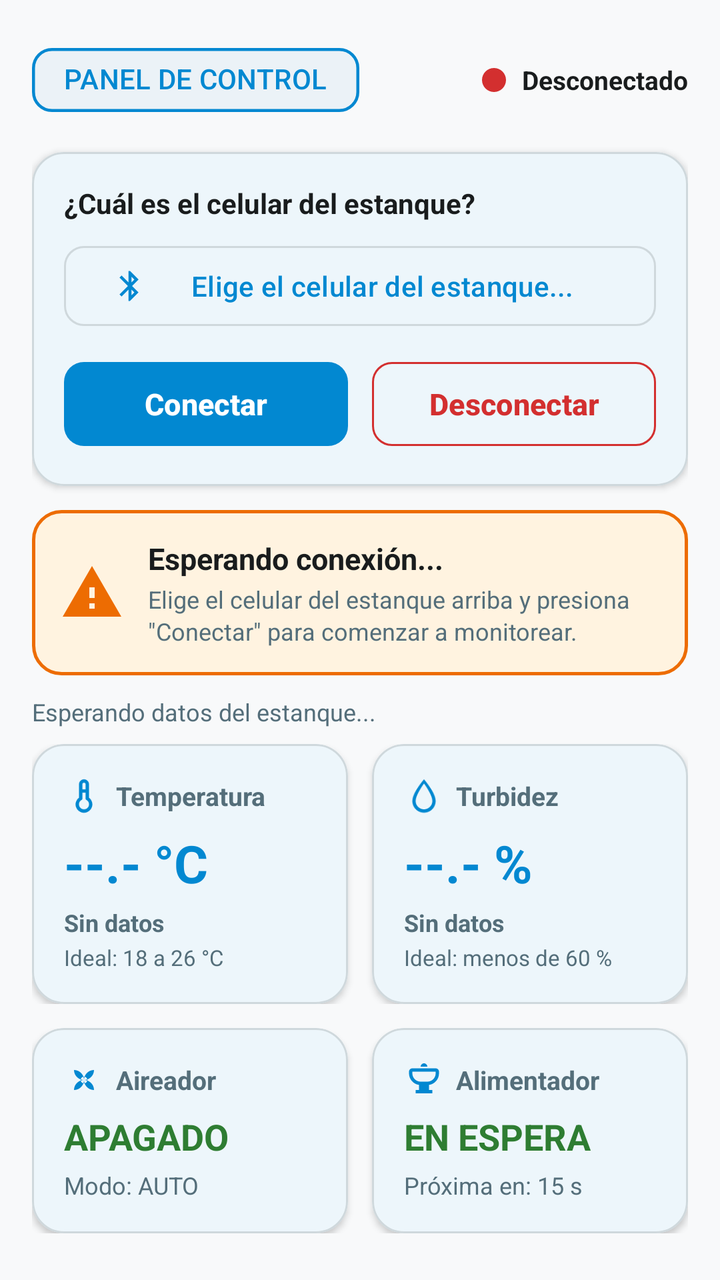
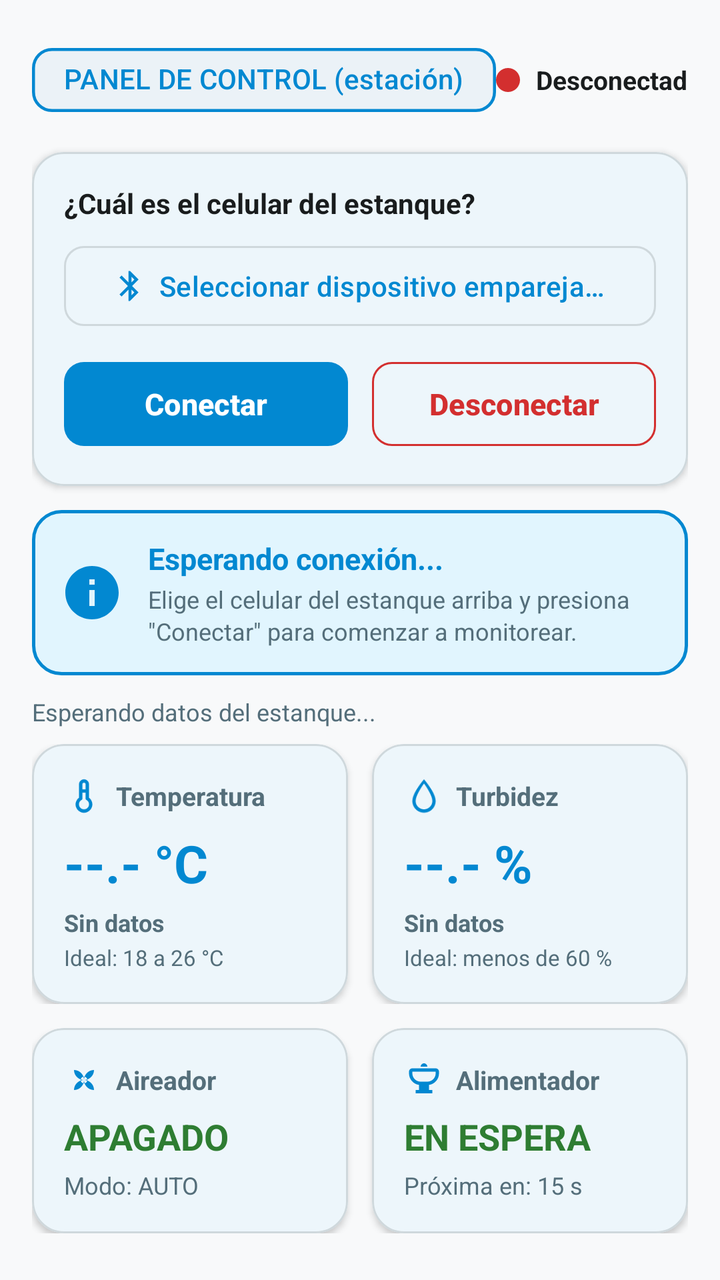

An Android layout rendered at two revisions. The XML below is the earlier revision; the diff shows what the commit changed to produce the second picture.
<!-- AndroidManifest.xml: activity theme Theme.Piscicultura -->
<!-- res/layout/activity_estacion.xml -->
<?xml version="1.0" encoding="utf-8"?>
<androidx.core.widget.NestedScrollView
    xmlns:android="http://schemas.android.com/apk/res/android"
    xmlns:app="http://schemas.android.com/apk/res-auto"
    xmlns:tools="http://schemas.android.com/tools"
    android:layout_width="match_parent"
    android:layout_height="match_parent"
    android:background="?android:attr/colorBackground"
    android:fillViewport="true">

    <LinearLayout
        android:layout_width="match_parent"
        android:layout_height="wrap_content"
        android:orientation="vertical"
        android:padding="16dp">

        
        <LinearLayout
            android:layout_width="match_parent"
            android:layout_height="wrap_content"
            android:gravity="center_vertical"
            android:orientation="horizontal">

            <com.google.android.material.chip.Chip
                android:id="@+id/chipRoleHeaderEstacion"
                style="@style/Widget.Material3.Chip.Assist"
                android:layout_width="wrap_content"
                android:layout_height="wrap_content"
                android:text="@string/estacion_chip_header"
                android:textColor="?attr/colorPrimary"
                android:textStyle="bold"
                app:chipBackgroundColor="?attr/colorSurfaceVariant"
                app:chipCornerRadius="10dp"
                app:chipStrokeColor="?attr/colorPrimary"
                app:chipStrokeWidth="1.5dp" />

            <View
                android:layout_width="0dp"
                android:layout_height="1dp"
                android:layout_weight="1" />

            
            <View
                android:id="@+id/viewConnectionDot"
                android:layout_width="12dp"
                android:layout_height="12dp"
                android:background="@drawable/circle_status_inactive" />

            <TextView
                android:id="@+id/tvEstacionConnectionStatus"
                android:layout_width="wrap_content"
                android:layout_height="wrap_content"
                android:layout_marginStart="8dp"
                android:text="Desconectado"
                android:textColor="?attr/colorOnSurface"
                android:textSize="13sp"
                android:textStyle="bold" />
        </LinearLayout>

        
        <com.google.android.material.card.MaterialCardView
            android:layout_width="match_parent"
            android:layout_height="wrap_content"
            android:layout_marginTop="12dp"
            app:cardBackgroundColor="?attr/colorSurface"
            app:cardCornerRadius="16dp"
            app:cardElevation="2dp"
            app:strokeColor="?attr/colorOutline"
            app:strokeWidth="1dp">

            <LinearLayout
                android:layout_width="match_parent"
                android:layout_height="wrap_content"
                android:orientation="vertical"
                android:padding="16dp">

                <TextView
                    android:layout_width="wrap_content"
                    android:layout_height="wrap_content"
                    android:text="@string/estacion_device_prompt"
                    android:textColor="?attr/colorOnSurface"
                    android:textSize="14sp"
                    android:textStyle="bold" />

                
                <com.google.android.material.button.MaterialButton
                    android:id="@+id/btnSelectDevice"
                    style="@style/Widget.Material3.Button.OutlinedButton"
                    android:layout_width="match_parent"
                    android:layout_height="48dp"
                    android:layout_marginTop="8dp"
                    android:ellipsize="end"
                    android:maxLines="1"
                    android:text="@string/estacion_device_select_hint"
                    android:textColor="?attr/colorPrimary"
                    android:textSize="14sp"
                    app:cornerRadius="10dp"
                    app:icon="@drawable/ic_bluetooth"
                    app:iconSize="18dp"
                    app:strokeColor="?attr/colorOutline" />

                
                <LinearLayout
                    android:layout_width="match_parent"
                    android:layout_height="wrap_content"
                    android:layout_marginTop="10dp"
                    android:orientation="horizontal">

                    <com.google.android.material.button.MaterialButton
                        android:id="@+id/btnConnect"
                        android:layout_width="0dp"
                        android:layout_height="50dp"
                        android:layout_marginEnd="6dp"
                        android:layout_weight="1"
                        android:text="@string/estacion_btn_connect"
                        android:textSize="15sp"
                        android:textStyle="bold"
                        app:cornerRadius="10dp" />

                    <com.google.android.material.button.MaterialButton
                        android:id="@+id/btnDisconnect"
                        style="@style/Widget.Material3.Button.OutlinedButton"
                        android:layout_width="0dp"
                        android:layout_height="50dp"
                        android:layout_marginStart="6dp"
                        android:layout_weight="1"
                        android:text="@string/estacion_btn_disconnect"
                        android:textColor="@color/status_alert"
                        android:textSize="15sp"
                        android:textStyle="bold"
                        app:cornerRadius="10dp"
                        app:strokeColor="@color/status_alert" />
                </LinearLayout>
            </LinearLayout>
        </com.google.android.material.card.MaterialCardView>

        
        <FrameLayout
            android:id="@+id/cardStatusBanner"
            android:layout_width="match_parent"
            android:layout_height="wrap_content"
            android:layout_marginTop="12dp"
            android:background="@drawable/bg_banner_warning">

            <LinearLayout
                android:layout_width="match_parent"
                android:layout_height="wrap_content"
                android:gravity="center_vertical"
                android:orientation="horizontal"
                android:padding="14dp">

                <ImageView
                    android:id="@+id/imgBannerStatus"
                    android:layout_width="32dp"
                    android:layout_height="32dp"
                    android:contentDescription="Estado del estanque"
                    android:src="@drawable/ic_warning"
                    app:tint="@color/status_warning" />

                <LinearLayout
                    android:layout_width="0dp"
                    android:layout_height="wrap_content"
                    android:layout_marginStart="12dp"
                    android:layout_weight="1"
                    android:orientation="vertical">

                    <TextView
                        android:id="@+id/tvBannerTitle"
                        android:layout_width="wrap_content"
                        android:layout_height="wrap_content"
                        android:text="@string/estacion_banner_waiting_title"
                        android:textColor="?attr/colorOnSurface"
                        android:textSize="15sp"
                        android:textStyle="bold" />

                    <TextView
                        android:id="@+id/tvBannerDesc"
                        android:layout_width="wrap_content"
                        android:layout_height="wrap_content"
                        android:layout_marginTop="2dp"
                        android:text="@string/estacion_banner_waiting_desc"
                        android:textColor="?attr/colorOnSurfaceVariant"
                        android:textSize="12sp"
                        android:lineSpacingExtra="2dp" />
                </LinearLayout>
            </LinearLayout>
        </FrameLayout>

        
        <LinearLayout
            android:layout_width="match_parent"
            android:layout_height="wrap_content"
            android:layout_marginTop="10dp"
            android:gravity="center_vertical"
            android:orientation="horizontal">

            <TextView
                android:id="@+id/tvUltimaActualizacion"
                android:layout_width="0dp"
                android:layout_height="wrap_content"
                android:layout_weight="1"
                android:text="@string/estacion_waiting_telemetry"
                android:textColor="?attr/colorOnSurfaceVariant"
                android:textSize="12sp" />

            <TextView
                android:id="@+id/tvAlertaDesactualizado"
                android:layout_width="wrap_content"
                android:layout_height="wrap_content"
                android:text="@string/estacion_data_outdated_warning"
                android:textColor="@color/status_warning"
                android:textSize="11sp"
                android:textStyle="bold"
                android:visibility="gone"
                tools:visibility="visible" />
        </LinearLayout>

        
        
        <LinearLayout
            android:layout_width="match_parent"
            android:layout_height="wrap_content"
            android:layout_marginTop="8dp"
            android:orientation="horizontal">

            
            <com.google.android.material.card.MaterialCardView
                android:id="@+id/cardEstacionTemp"
                android:layout_width="0dp"
                android:layout_height="wrap_content"
                android:layout_marginEnd="6dp"
                android:layout_weight="1"
                app:cardBackgroundColor="?attr/colorSurface"
                app:cardCornerRadius="16dp"
                app:cardElevation="2dp"
                app:strokeColor="?attr/colorOutline"
                app:strokeWidth="1dp">

                <LinearLayout
                    android:layout_width="match_parent"
                    android:layout_height="wrap_content"
                    android:orientation="vertical"
                    android:padding="16dp">

                    <LinearLayout
                        android:layout_width="match_parent"
                        android:layout_height="wrap_content"
                        android:gravity="center_vertical"
                        android:orientation="horizontal">

                        <ImageView
                            android:layout_width="20dp"
                            android:layout_height="20dp"
                            android:contentDescription="@string/estacion_card_temp_title"
                            android:src="@drawable/ic_thermostat"
                            app:tint="?attr/colorPrimary" />

                        <TextView
                            android:layout_width="wrap_content"
                            android:layout_height="wrap_content"
                            android:layout_marginStart="6dp"
                            android:text="@string/estacion_card_temp_title"
                            android:textColor="?attr/colorOnSurfaceVariant"
                            android:textSize="13sp"
                            android:textStyle="bold" />
                    </LinearLayout>

                    <TextView
                        android:id="@+id/tvTempValor"
                        android:layout_width="wrap_content"
                        android:layout_height="wrap_content"
                        android:layout_marginTop="6dp"
                        android:text="--.- °C"
                        android:textColor="?attr/colorPrimary"
                        android:textSize="26sp"
                        android:textStyle="bold" />

                    <TextView
                        android:id="@+id/tvTempEstadoRango"
                        android:layout_width="wrap_content"
                        android:layout_height="wrap_content"
                        android:layout_marginTop="4dp"
                        android:text="Sin datos"
                        android:textColor="?attr/colorOnSurfaceVariant"
                        android:textSize="12sp"
                        android:textStyle="bold" />

                    <TextView
                        android:layout_width="wrap_content"
                        android:layout_height="wrap_content"
                        android:layout_marginTop="2dp"
                        android:text="@string/estacion_temp_ideal_label"
                        android:textColor="?attr/colorOnSurfaceVariant"
                        android:textSize="11sp" />
                </LinearLayout>
            </com.google.android.material.card.MaterialCardView>

            
            <com.google.android.material.card.MaterialCardView
                android:id="@+id/cardEstacionTurb"
                android:layout_width="0dp"
                android:layout_height="wrap_content"
                android:layout_marginStart="6dp"
                android:layout_weight="1"
                app:cardBackgroundColor="?attr/colorSurface"
                app:cardCornerRadius="16dp"
                app:cardElevation="2dp"
                app:strokeColor="?attr/colorOutline"
                app:strokeWidth="1dp">

                <LinearLayout
                    android:layout_width="match_parent"
                    android:layout_height="wrap_content"
                    android:orientation="vertical"
                    android:padding="16dp">

                    <LinearLayout
                        android:layout_width="match_parent"
                        android:layout_height="wrap_content"
                        android:gravity="center_vertical"
                        android:orientation="horizontal">

                        <ImageView
                            android:layout_width="20dp"
                            android:layout_height="20dp"
                            android:contentDescription="@string/estacion_card_turb_title"
                            android:src="@drawable/ic_water_drop"
                            app:tint="?attr/colorPrimary" />

                        <TextView
                            android:layout_width="wrap_content"
                            android:layout_height="wrap_content"
                            android:layout_marginStart="6dp"
                            android:text="@string/estacion_card_turb_title"
                            android:textColor="?attr/colorOnSurfaceVariant"
                            android:textSize="13sp"
                            android:textStyle="bold" />
                    </LinearLayout>

                    <TextView
                        android:id="@+id/tvTurbValor"
                        android:layout_width="wrap_content"
                        android:layout_height="wrap_content"
                        android:layout_marginTop="6dp"
                        android:text="--.- %"
                        android:textColor="?attr/colorPrimary"
                        android:textSize="26sp"
                        android:textStyle="bold" />

                    <TextView
                        android:id="@+id/tvTurbEstadoRango"
                        android:layout_width="wrap_content"
                        android:layout_height="wrap_content"
                        android:layout_marginTop="4dp"
                        android:text="Sin datos"
                        android:textColor="?attr/colorOnSurfaceVariant"
                        android:textSize="12sp"
                        android:textStyle="bold" />

                    <TextView
                        android:layout_width="wrap_content"
                        android:layout_height="wrap_content"
                        android:layout_marginTop="2dp"
                        android:text="@string/estacion_turb_ideal_label"
                        android:textColor="?attr/colorOnSurfaceVariant"
                        android:textSize="11sp" />
                </LinearLayout>
            </com.google.android.material.card.MaterialCardView>
        </LinearLayout>

        
        <LinearLayout
            android:layout_width="match_parent"
            android:layout_height="wrap_content"
            android:layout_marginTop="12dp"
            android:orientation="horizontal">

            
            <com.google.android.material.card.MaterialCardView
                android:id="@+id/cardEstacionAireador"
                android:layout_width="0dp"
                android:layout_height="wrap_content"
                android:layout_marginEnd="6dp"
                android:layout_weight="1"
                app:cardBackgroundColor="?attr/colorSurface"
                app:cardCornerRadius="16dp"
                app:cardElevation="2dp"
                app:strokeColor="?attr/colorOutline"
                app:strokeWidth="1dp">

                <LinearLayout
                    android:layout_width="match_parent"
                    android:layout_height="wrap_content"
                    android:orientation="vertical"
                    android:padding="16dp">

                    <LinearLayout
                        android:layout_width="match_parent"
                        android:layout_height="wrap_content"
                        android:gravity="center_vertical"
                        android:orientation="horizontal">

                        <ImageView
                            android:layout_width="20dp"
                            android:layout_height="20dp"
                            android:contentDescription="@string/estacion_card_aerator_title"
                            android:src="@drawable/ic_fan"
                            app:tint="?attr/colorPrimary" />

                        <TextView
                            android:layout_width="wrap_content"
                            android:layout_height="wrap_content"
                            android:layout_marginStart="6dp"
                            android:text="@string/estacion_card_aerator_title"
                            android:textColor="?attr/colorOnSurfaceVariant"
                            android:textSize="13sp"
                            android:textStyle="bold" />
                    </LinearLayout>

                    <TextView
                        android:id="@+id/tvAireadorValor"
                        android:layout_width="wrap_content"
                        android:layout_height="wrap_content"
                        android:layout_marginTop="6dp"
                        android:text="APAGADO"
                        android:textColor="@color/status_ok"
                        android:textSize="18sp"
                        android:textStyle="bold" />

                    <TextView
                        android:id="@+id/tvAireadorModoDisplay"
                        android:layout_width="wrap_content"
                        android:layout_height="wrap_content"
                        android:layout_marginTop="4dp"
                        android:text="Modo: AUTO"
                        android:textColor="?attr/colorOnSurfaceVariant"
                        android:textSize="12sp" />
                </LinearLayout>
            </com.google.android.material.card.MaterialCardView>

            
            <com.google.android.material.card.MaterialCardView
                android:id="@+id/cardEstacionAlimentador"
                android:layout_width="0dp"
                android:layout_height="wrap_content"
                android:layout_marginStart="6dp"
                android:layout_weight="1"
                app:cardBackgroundColor="?attr/colorSurface"
                app:cardCornerRadius="16dp"
                app:cardElevation="2dp"
                app:strokeColor="?attr/colorOutline"
                app:strokeWidth="1dp">

                <LinearLayout
                    android:layout_width="match_parent"
                    android:layout_height="wrap_content"
                    android:orientation="vertical"
                    android:padding="16dp">

                    <LinearLayout
                        android:layout_width="match_parent"
                        android:layout_height="wrap_content"
                        android:gravity="center_vertical"
                        android:orientation="horizontal">

                        <ImageView
                            android:layout_width="20dp"
                            android:layout_height="20dp"
                            android:contentDescription="@string/estacion_card_feeder_title"
                            android:src="@drawable/ic_food"
                            app:tint="?attr/colorPrimary" />

                        <TextView
                            android:layout_width="wrap_content"
                            android:layout_height="wrap_content"
                            android:layout_marginStart="6dp"
                            android:text="@string/estacion_card_feeder_title"
                            android:textColor="?attr/colorOnSurfaceVariant"
                            android:textSize="13sp"
                            android:textStyle="bold" />
                    </LinearLayout>

                    <TextView
                        android:id="@+id/tvAlimentadorValor"
                        android:layout_width="wrap_content"
                        android:layout_height="wrap_content"
                        android:layout_marginTop="6dp"
                        android:text="EN ESPERA"
                        android:textColor="@color/status_ok"
                        android:textSize="18sp"
                        android:textStyle="bold" />

                    <TextView
                        android:id="@+id/tvAlimentadorMensajeDisplay"
                        android:layout_width="wrap_content"
                        android:layout_height="wrap_content"
                        android:layout_marginTop="4dp"
                        android:text="Próxima en: 15 s"
                        android:textColor="?attr/colorOnSurfaceVariant"
                        android:textSize="12sp" />
                </LinearLayout>
            </com.google.android.material.card.MaterialCardView>
        </LinearLayout>

        
        <TextView
            android:layout_width="wrap_content"
            android:layout_height="wrap_content"
            android:layout_marginTop="20dp"
            android:text="@string/estacion_remote_actions_title"
            android:textColor="?attr/colorOnSurface"
            android:textSize="16sp"
            android:textStyle="bold" />

        
        <com.google.android.material.button.MaterialButton
            android:id="@+id/btnForzarAlimentacion"
            android:layout_width="match_parent"
            android:layout_height="54dp"
            android:layout_marginTop="10dp"
            android:text="@string/estacion_btn_feed_now"
            android:textSize="15sp"
            android:textStyle="bold"
            app:cornerRadius="12dp"
            app:icon="@drawable/ic_food"
            app:iconGravity="textStart"
            app:iconSize="20dp" />

        
        <TextView
            android:layout_width="wrap_content"
            android:layout_height="wrap_content"
            android:layout_marginTop="14dp"
            android:text="@string/estacion_aerator_mode_title"
            android:textColor="?attr/colorOnSurfaceVariant"
            android:textSize="13sp" />

        <LinearLayout
            android:layout_width="match_parent"
            android:layout_height="wrap_content"
            android:layout_marginTop="6dp"
            android:orientation="horizontal">

            <com.google.android.material.button.MaterialButton
                android:id="@+id/btnAireadorAuto"
                style="@style/Widget.Material3.Button.OutlinedButton"
                android:layout_width="0dp"
                android:layout_height="48dp"
                android:layout_marginEnd="4dp"
                android:layout_weight="1"
                android:text="@string/estacion_btn_mode_auto"
                android:textSize="13sp"
                app:cornerRadius="10dp"
                app:strokeColor="?attr/colorPrimary" />

            <com.google.android.material.button.MaterialButton
                android:id="@+id/btnAireadorOn"
                style="@style/Widget.Material3.Button.OutlinedButton"
                android:layout_width="0dp"
                android:layout_height="48dp"
                android:layout_marginHorizontal="4dp"
                android:layout_weight="1"
                android:text="@string/estacion_btn_mode_on"
                android:textColor="@color/status_alert"
                android:textSize="13sp"
                app:cornerRadius="10dp"
                app:strokeColor="@color/status_alert" />

            <com.google.android.material.button.MaterialButton
                android:id="@+id/btnAireadorOff"
                style="@style/Widget.Material3.Button.OutlinedButton"
                android:layout_width="0dp"
                android:layout_height="48dp"
                android:layout_marginStart="4dp"
                android:layout_weight="1"
                android:text="@string/estacion_btn_mode_off"
                android:textColor="@color/status_ok"
                android:textSize="13sp"
                app:cornerRadius="10dp"
                app:strokeColor="@color/status_ok" />
        </LinearLayout>

        <TextView
            android:layout_width="match_parent"
            android:layout_height="wrap_content"
            android:layout_marginTop="6dp"
            android:layout_marginBottom="16dp"
            android:text="@string/estacion_aerator_mode_note"
            android:textColor="?attr/colorOnSurfaceVariant"
            android:textSize="11sp" />

    </LinearLayout>
</androidx.core.widget.NestedScrollView>
<!-- resources referenced by this layout -->
<resources>
  <color name="status_alert">#D32F2F</color>
  <color name="status_ok">#2E7D32</color>
  <color name="status_warning">#ED6C02</color>
  <!-- drawable bg_banner_warning (drawable) -->
  <shape xmlns:android="http://schemas.android.com/apk/res/android"
      android:shape="rectangle">
      <corners android:radius="14dp" />
      <solid android:color="@color/banner_warning_bg" />
      <stroke
          android:width="1.5dp"
          android:color="@color/status_warning" />
  </shape>
  <!-- drawable ic_warning (drawable) -->
  <vector xmlns:android="http://schemas.android.com/apk/res/android"
      android:width="24dp"
      android:height="24dp"
      android:viewportWidth="24"
      android:viewportHeight="24">
      <path
          android:fillColor="@color/status_warning"
          android:pathData="M1,21H23L12,2L1,21ZM13,18H11V16H13V18ZM13,14H11V10H13V14Z" />
  </vector>
  <string name="estacion_btn_connect">Conectar</string>
  <string name="estacion_btn_mode_auto">Automático</string>
  <string name="estacion_btn_mode_off">Apagar</string>
  <string name="estacion_btn_mode_on">Encender</string>
  <string name="estacion_card_turb_title">Turbidez</string>
  <string name="estacion_chip_header">PANEL DE CONTROL</string>
  <string name="estacion_device_select_hint">Elige el celular del estanque...</string>
  <style name="Theme.Piscicultura" parent="Theme.Material3.DayNight.NoActionBar">
          <item name="colorPrimary">@color/md_theme_primary</item>
          <item name="colorOnPrimary">@color/md_theme_onPrimary</item>
          <item name="colorPrimaryContainer">@color/md_theme_primaryContainer</item>
          <item name="colorOnPrimaryContainer">@color/md_theme_onPrimaryContainer</item>
          <item name="colorSecondary">@color/md_theme_secondary</item>
          <item name="colorOnSecondary">@color/md_theme_onSecondary</item>
          <item name="colorSecondaryContainer">@color/md_theme_secondaryContainer</item>
          <item name="colorOnSecondaryContainer">@color/md_theme_onSecondaryContainer</item>
          <item name="android:colorBackground">@color/md_theme_background</item>
          <item name="colorOnBackground">@color/md_theme_onBackground</item>
          <item name="colorSurface">@color/md_theme_surface</item>
          <item name="colorOnSurface">@color/md_theme_onSurface</item>
          <item name="colorSurfaceVariant">@color/md_theme_surfaceVariant</item>
          <item name="colorOnSurfaceVariant">@color/md_theme_onSurfaceVariant</item>
          <item name="colorOutline">@color/md_theme_outline</item>
          <item name="colorError">@color/status_alert</item>
          <item name="colorOnError">@color/white</item>
          <item name="android:statusBarColor">@color/md_theme_background</item>
          <item name="android:navigationBarColor">@color/md_theme_background</item>
      </style>
  <color name="banner_warning_bg">#FFF3E0</color>
  <color name="status_active">#D32F2F</color>
  <color name="md_theme_primary">#0288D1</color>
  <color name="md_theme_onPrimary">#FFFFFF</color>
  <color name="md_theme_primaryContainer">#E1F5FE</color>
  <color name="md_theme_onPrimaryContainer">#001F2A</color>
  <color name="md_theme_secondary">#4A6267</color>
  <color name="md_theme_onSecondary">#FFFFFF</color>
  <color name="md_theme_secondaryContainer">#CEE7EC</color>
  <color name="md_theme_onSecondaryContainer">#051F23</color>
  <color name="md_theme_background">#F8F9FA</color>
  <color name="md_theme_onBackground">#191C1D</color>
  <color name="md_theme_surface">#FFFFFF</color>
  <color name="md_theme_onSurface">#191C1D</color>
  <color name="md_theme_surfaceVariant">#EBF2F7</color>
  <color name="md_theme_onSurfaceVariant">#546E7A</color>
  <color name="md_theme_outline">#CFD8DC</color>
  <color name="white">#FFFFFF</color>
  <!-- unchanged entries left out for length: 21 -->
</resources>

<!-- the commit's change to res/layout/activity_estacion.xml (unified diff, before → after) -->
@@ -140,7 +140,7 @@
             android:layout_width="match_parent"
             android:layout_height="wrap_content"
             android:layout_marginTop="12dp"
-            android:background="@drawable/bg_banner_warning">
+            android:background="@drawable/bg_banner_info">
 
             <LinearLayout
                 android:layout_width="match_parent"
@@ -154,8 +154,8 @@
                     android:layout_width="32dp"
                     android:layout_height="32dp"
                     android:contentDescription="Estado del estanque"
-                    android:src="@drawable/ic_warning"
-                    app:tint="@color/status_warning" />
+                    android:src="@drawable/ic_info"
+                    app:tint="?attr/colorPrimary" />
 
                 <LinearLayout
                     android:layout_width="0dp"
@@ -169,7 +169,7 @@
                         android:layout_width="wrap_content"
                         android:layout_height="wrap_content"
                         android:text="@string/estacion_banner_waiting_title"
-                        android:textColor="?attr/colorOnSurface"
+                        android:textColor="?attr/colorPrimary"
                         android:textSize="15sp"
                         android:textStyle="bold" />
 
<!-- resource entries referenced after the edit -->
@@ -3,32 +3,33 @@
   <color name="status_alert">#D32F2F</color>
   <color name="status_ok">#2E7D32</color>
   <color name="status_warning">#ED6C02</color>
-  <!-- drawable bg_banner_warning (drawable) -->
+  <!-- drawable bg_banner_info (drawable) -->
+  <?xml version="1.0" encoding="utf-8"?>
   <shape xmlns:android="http://schemas.android.com/apk/res/android"
       android:shape="rectangle">
       <corners android:radius="14dp" />
-      <solid android:color="@color/banner_warning_bg" />
+      <solid android:color="@color/banner_info_bg" />
       <stroke
           android:width="1.5dp"
-          android:color="@color/status_warning" />
+          android:color="?attr/colorPrimary" />
   </shape>
-  <!-- drawable ic_warning (drawable) -->
+  <!-- drawable ic_info (drawable) -->
   <vector xmlns:android="http://schemas.android.com/apk/res/android"
       android:width="24dp"
       android:height="24dp"
       android:viewportWidth="24"
       android:viewportHeight="24">
       <path
-          android:fillColor="@color/status_warning"
-          android:pathData="M1,21H23L12,2L1,21ZM13,18H11V16H13V18ZM13,14H11V10H13V14Z" />
+          android:fillColor="?attr/colorPrimary"
+          android:pathData="M12,2C6.48,2 2,6.48 2,12C2,17.52 6.48,22 12,22C17.52,22 22,17.52 22,12C22,6.48 17.52,2 12,2ZM13,17H11V11H13V17ZM13,9H11V7H13V9Z" />
   </vector>
   <string name="estacion_btn_connect">Conectar</string>
   <string name="estacion_btn_mode_auto">Automático</string>
   <string name="estacion_btn_mode_off">Apagar</string>
   <string name="estacion_btn_mode_on">Encender</string>
   <string name="estacion_card_turb_title">Turbidez</string>
-  <string name="estacion_chip_header">PANEL DE CONTROL</string>
-  <string name="estacion_device_select_hint">Elige el celular del estanque...</string>
+  <string name="estacion_chip_header">PANEL DE CONTROL (estación)</string>
+  <string name="estacion_device_select_hint">Seleccionar dispositivo emparejado</string>
   <style name="Theme.Piscicultura" parent="Theme.Material3.DayNight.NoActionBar">
           <item name="colorPrimary">@color/md_theme_primary</item>
           <item name="colorOnPrimary">@color/md_theme_onPrimary</item>
@@ -49,8 +50,10 @@
           <item name="colorOnError">@color/white</item>
           <item name="android:statusBarColor">@color/md_theme_background</item>
           <item name="android:navigationBarColor">@color/md_theme_background</item>
+          <item name="android:windowLightStatusBar">true</item>
+          <item name="android:windowLightNavigationBar">true</item>
       </style>
-  <color name="banner_warning_bg">#FFF3E0</color>
+  <color name="banner_info_bg">#E1F5FE</color>
   <color name="status_active">#D32F2F</color>
   <color name="md_theme_primary">#0288D1</color>
   <color name="md_theme_onPrimary">#FFFFFF</color>
